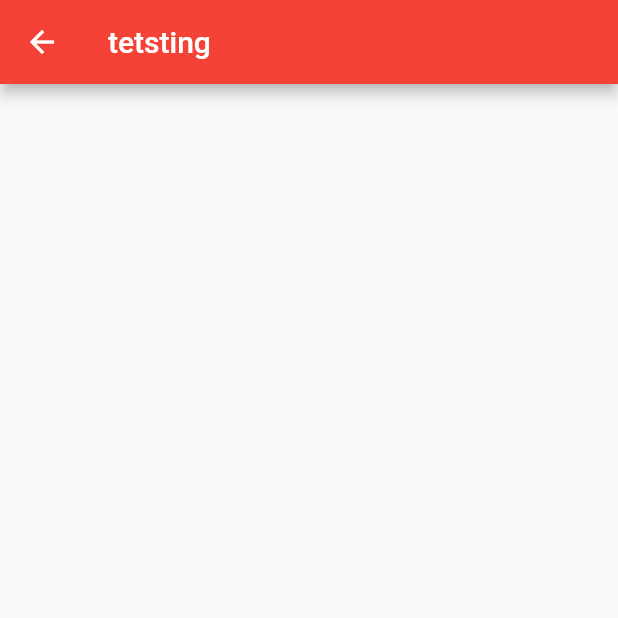
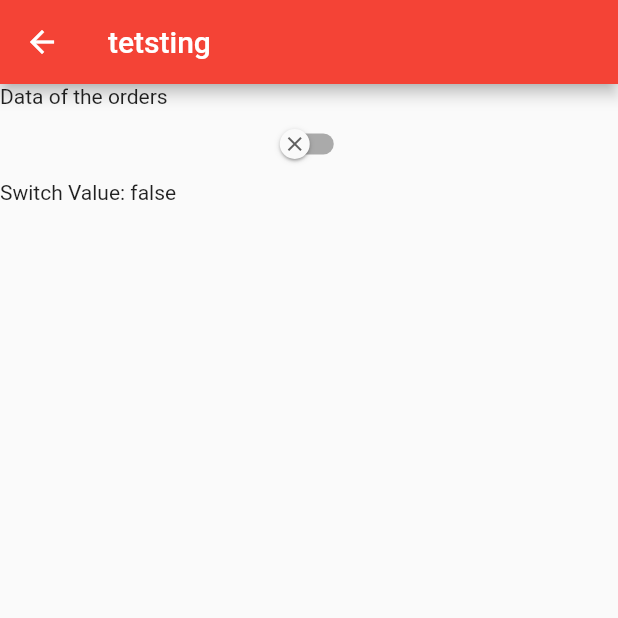
Before and after one commit to Ndi7484/NewProject, a Flutter app: the ZZZTesting screen opened directly, on a phone screen of 412 x 824 dp, the top half of it. Run offline on Flutter 3.47's test engine with Material 2 defaults, Android fonts, the phone set to English and light mode, and no system bars; our stand-ins replace carousel_slider, qr_flutter; missing offline and left inert: custom_bottom_sheet, excel, flutter_google_location_picker; accounts and stored records are empty.

Commit message:
ndimas test dialog type menu

```diff
--- a/lib/core/logic/orders_provider.dart
+++ b/lib/core/logic/orders_provider.dart
@@ -26,19 +26,31 @@ class OrdersCart {
 
 class OrdersProvider extends ChangeNotifier {
   // list of orders that must be filled
-  TypeOrder? paramTypeOrder;
-  String? paramTakeawayCode;
-  String? paramDineInCode;
+  // TypeOrder? paramTypeOrder;
+  // String? paramTakeawayCode;
+  // String? paramDineInCode;
   Account? paramAccountInformation;
   List<FoodMenu>? paramListOrder;
   Promo? paramVoucherCode;
-  bool pointsUse = false;
   // end
   // helper parameters
 
   // main parameters
   Map<String, int> _listOrders = {};
   Map<String, int> get listOrders => _listOrders;
+  bool _pointsUse = false;
+  bool get pointsUse => _pointsUse;
+  set pointsUse(value) {
+    _pointsUse = value;
+    notifyListeners();
+  }
+
+  TypeOrder? _typeOrders;
+  TypeOrder? get typeOrders => _typeOrders;
+  set typeOrders(TypeOrder? value) {
+    _typeOrders = value;
+    notifyListeners();
+  }
 
   void addOrders(key) {
     _listOrders[key] = (_listOrders[key] ?? 0) + 1;
@@ -54,9 +66,7 @@ class OrdersProvider extends ChangeNotifier {
   }
 
   void resetParam() {
-    paramTypeOrder = null;
-    paramTakeawayCode = null;
-    paramDineInCode = null;
+    _listOrders = {};
     paramAccountInformation = null;
     paramListOrder = null;
     paramVoucherCode = null;
--- a/lib/features/forgetpass_page/forgetpass_page.dart
+++ b/lib/features/forgetpass_page/forgetpass_page.dart
@@ -1,7 +1,6 @@
 import 'package:flutter/material.dart';
 import 'package:flutter_application_1/core/logic/account_provider.dart';
 import 'package:flutter_application_1/features/login_page/login_page.dart';
-import 'package:flutter_application_1/features/signup_page/signup_page.dart';
 import 'package:provider/provider.dart';
 
 class ForgetPassPage extends StatefulWidget {
--- a/lib/features/main_page/main_page.dart
+++ b/lib/features/main_page/main_page.dart
@@ -5,7 +5,6 @@ import 'package:flutter_application_1/core/logic/carousel_provider.dart';
 import 'package:flutter_application_1/core/logic/page_provider.dart';
 import 'package:flutter_application_1/core/logic/promo_provider.dart';
 import 'package:flutter_application_1/core/logic/warning_provider.dart';
-import 'package:flutter_application_1/features/bottom_navigation/bottom_navigation.dart';
 import 'package:flutter_application_1/features/profile_page/profile_page.dart';
 import 'package:provider/provider.dart';
 
--- a/lib/features/menu_page/menu_list.dart
+++ b/lib/features/menu_page/menu_list.dart
@@ -1,6 +1,5 @@
 import 'package:flutter/material.dart';
 import 'package:flutter_application_1/core/logic/menu_provider.dart';
-import 'package:flutter_application_1/core/logic/orders_provider.dart';
 import 'package:flutter_application_1/core/widgets/menu_card.dart';
 import 'package:provider/provider.dart';
 
--- a/lib/features/newpass_page/newpass_page.dart
+++ b/lib/features/newpass_page/newpass_page.dart
@@ -1,6 +1,5 @@
 import 'package:flutter/material.dart';
 import 'package:flutter_application_1/core/logic/account_provider.dart';
-import 'package:flutter_application_1/features/login_page/login_page.dart';
 import 'package:provider/provider.dart';
 
 class NewPassPage extends StatefulWidget {
--- a/lib/features/zzz_testing_ndimas.dart
+++ b/lib/features/zzz_testing_ndimas.dart
@@ -4,40 +4,109 @@ import 'package:flutter_application_1/core/logic/orders_provider.dart';
 import 'package:flutter_application_1/core/widgets/menu_card.dart';
 import 'package:provider/provider.dart';
 
-class ZZZTesting extends StatelessWidget {
+class ZZZTesting extends StatefulWidget {
   const ZZZTesting({super.key});
 
+  @override
+  State<ZZZTesting> createState() => _ZZZTestingState();
+}
+
+class _ZZZTestingState extends State<ZZZTesting> {
+  bool _switchState = false;
   @override
   Widget build(BuildContext context) {
     final provMenu = Provider.of<MenuProvider>(context);
     final provOrders = Provider.of<OrdersProvider>(context);
     return Scaffold(
         appBar: AppBar(
-          title: Text('tetsting'),
+          title: const Text('tetsting'),
         ),
         body: SizedBox(
           height: MediaQuery.of(context).size.height,
-          child: Builder(builder: (context) {
-            var keysList = provOrders.listOrders.keys.toList();
-            // return ListView(
-            //     children: List.generate(
-            //   keysList.length,
-            //   (index) => Text(
-            //       '${keysList[index]} - ${provOrders.listOrders[keysList.toList()[index]].toString()}'),
-            // ));
-            return ListView(
-              children: List.generate(
-                  keysList.length,
-                  (index) => (provOrders.listOrders[keysList.toList()[index]] ==
-                          0)
-                      ? Container()
-                      : MenuCard(
-                          isMenu: false,
-                          qtyFood:
-                              provOrders.listOrders[keysList.toList()[index]],
-                          food: provMenu.returnMenu(keysList[index])!)),
-            );
-          }),
+          child: ListView(children: [
+            Text('Data of the orders'),
+            Builder(
+              builder: (context) {
+                var keysList = provOrders.listOrders.keys.toList();
+                List<Widget> widgets = [];
+
+                for (var i = 0; i < keysList.length; i++) {
+                  if (provOrders.listOrders[keysList[i]] == 0) {
+                    continue; // Skip this iteration and move to the next one
+                  }
+
+                  widgets.add(
+                    MenuCard(
+                      isMenu: false,
+                      qtyFood: provOrders.listOrders[keysList[i]],
+                      food: provMenu.returnMenu(keysList[i])!,
+                    ),
+                  );
+                }
+
+                return Column(
+                  children: widgets,
+                );
+              },
+            ),
+            // Switch(
+            //   onChanged: (value) {
+            //     provOrders.pointsUse = !provOrders.pointsUse;
+            //   },
+            //   value: provOrders.pointsUse,
+            // ),
+            Switch(
+              thumbIcon: MaterialStateProperty.resolveWith<Icon?>(
+                (Set<MaterialState> states) {
+                  if (states.contains(MaterialState.selected)) {
+                    return const Icon(
+                      Icons.check,
+                      color: Colors.white,
+                    );
+                  }
+                  return Icon(
+                    Icons.close,
+                    color: Colors.grey[700],
+                  );
+                },
+              ),
+              value: _switchState,
+              activeColor: Theme.of(context).colorScheme.primary,
+              onChanged: (bool value) {
+                setState(() {
+                  _switchState = !_switchState;
+                });
+                provOrders.pointsUse = _switchState;
+              },
+            ),
+            Text('Switch Value: ${provOrders.pointsUse}')
+          ]),
         ));
   }
 }
+
+// Builder(builder: (context) {
+            //   var keysList = provOrders.listOrders.keys.toList();
+            //   for (var i = 0; i < (keysList.length); i++) {
+            //     if (provOrders.listOrders[keysList.toList()[i]] == 0) {
+            //       return Container();
+            //     } else {
+            //       return MenuCard(
+            //           isMenu: false,
+            //           qtyFood: provOrders.listOrders[keysList.toList()[i]],
+            //           food: provMenu.returnMenu(keysList[i])!);
+            //     }
+            //   }
+            // return ListView(
+            //   children: List.generate(
+            //       keysList.length,
+            //       (index) =>
+            //           (provOrders.listOrders[keysList.toList()[index]] == 0)
+            //               ? Container()
+            //               : MenuCard(
+            //                   isMenu: false,
+            //                   qtyFood: provOrders
+            //                       .listOrders[keysList.toList()[index]],
+            //                   food: provMenu.returnMenu(keysList[index])!)),
+            // );
+            // }),
```
Also changed, not shown: lib/core/widgets/typemenu_dialog.dart (added, +61 -0 lines), lib/features/bottom_navigation/bottom_navigation.dart (+31 -4 lines), lib/features/cart_page/cart_page.dart (+14 -16 lines), lib/features/payment_method_page/payment_method_page.dart (+8 -10 lines), assets/etc/Delivery.png, assets/etc/Dine In.png (deleted), assets/etc/DineIn.png (added), assets/etc/Home (Address) for Cart.png (deleted), assets/etc/Home.png (deleted), assets/etc/Office.png (deleted), assets/etc/Present.png (deleted), assets/etc/Take Away.png (deleted), assets/etc/Takeaway.png (added), assets/etc/Voucher-1.png (deleted).
